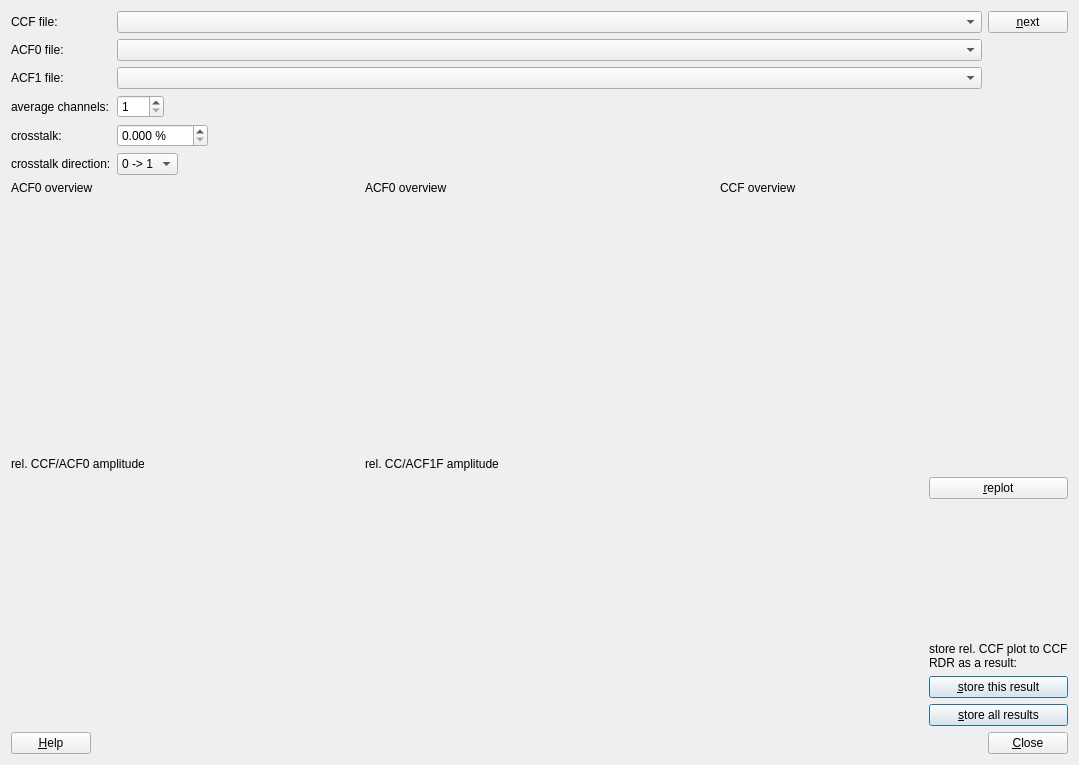
jkriege2/QuickFit3, file plugins/imfccsfit/qfimfccsrelativeccfcrosstalkdialog.ui: the form before one commit.
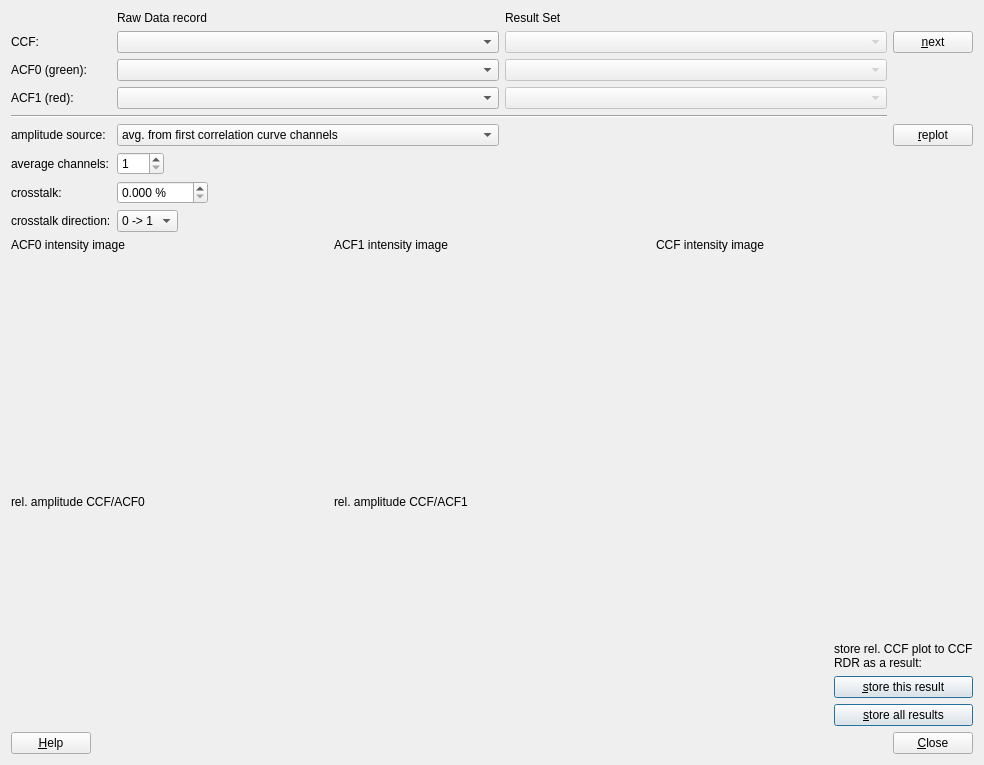
The form after the commit. Icons and pictures are not drawn. Custom widgets are drawn as their Qt base class.

The edit to the form file:
```diff
--- a/plugins/imfccsfit/qfimfccsrelativeccfcrosstalkdialog.ui
+++ b/plugins/imfccsfit/qfimfccsrelativeccfcrosstalkdialog.ui
@@ -6,7 +6,7 @@
    <rect>
     <x>0</x>
     <y>0</y>
-    <width>1079</width>
+    <width>984</width>
     <height>765</height>
    </rect>
   </property>
@@ -15,8 +15,8 @@
   </property>
   <layout class="QVBoxLayout" name="verticalLayout">
    <item>
-    <layout class="QGridLayout" name="gridLayout_3" columnstretch="0,0,0">
-     <item row="3" column="1">
+    <layout class="QGridLayout" name="gridLayout_3" columnstretch="0,1,1,0">
+     <item row="6" column="1">
       <layout class="QHBoxLayout" name="horizontalLayout_3">
        <item>
         <widget class="QSpinBox" name="spinAvg">
@@ -46,7 +46,7 @@
        </item>
       </layout>
      </item>
-     <item row="3" column="0">
+     <item row="6" column="0">
       <widget class="QLabel" name="label_6">
        <property name="text">
         <string>average channels:</string>
@@ -56,7 +56,7 @@
        </property>
       </widget>
      </item>
-     <item row="4" column="1">
+     <item row="7" column="1">
       <widget class="QWidget" name="widget" native="true">
        <property name="enabled">
         <bool>true</bool>
@@ -94,7 +94,7 @@
        </layout>
       </widget>
      </item>
-     <item row="5" column="0">
+     <item row="8" column="0">
       <widget class="QLabel" name="label_8">
        <property name="text">
         <string>crosstalk direction:</string>
@@ -104,7 +104,7 @@
        </property>
       </widget>
      </item>
-     <item row="4" column="0">
+     <item row="7" column="0">
       <widget class="QLabel" name="label_9">
        <property name="text">
         <string>crosstalk:</string>
@@ -114,7 +114,7 @@
        </property>
       </widget>
      </item>
-     <item row="0" column="2">
+     <item row="1" column="3">
       <widget class="QPushButton" name="btnNextCCF">
        <property name="text">
         <string>&amp;next</string>
@@ -125,7 +125,60 @@
        </property>
       </widget>
      </item>
-     <item row="5" column="1">
+     <item row="2" column="1">
+      <widget class="QFRDRComboBox" name="cmbACF0">
+       <property name="minimumSize">
+        <size>
+         <width>100</width>
+         <height>0</height>
+        </size>
+       </property>
+      </widget>
+     </item>
+     <item row="2" column="0">
+      <widget class="QLabel" name="label">
+       <property name="text">
+        <string>ACF0 (green):</string>
+       </property>
+       <property name="buddy">
+        <cstring>cmbACF0</cstring>
+       </property>
+      </widget>
+     </item>
+     <item row="1" column="0">
+      <widget class="QLabel" name="label_2">
+       <property name="text">
+        <string>CCF:</string>
+       </property>
+       <property name="buddy">
+        <cstring>cmbCCF</cstring>
+       </property>
+      </widget>
+     </item>
+     <item row="1" column="1">
+      <widget class="QFRDRComboBox" name="cmbCCF"/>
+     </item>
+     <item row="3" column="0">
+      <widget class="QLabel" name="label_10">
+       <property name="text">
+        <string>ACF1 (red):</string>
+       </property>
+       <property name="buddy">
+        <cstring>cmbACF0</cstring>
+       </property>
+      </widget>
+     </item>
+     <item row="3" column="1">
+      <widget class="QFRDRComboBox" name="cmbACF1">
+       <property name="minimumSize">
+        <size>
+         <width>100</width>
+         <height>0</height>
+        </size>
+       </property>
+      </widget>
+     </item>
+     <item row="8" column="1">
       <layout class="QHBoxLayout" name="horizontalLayout_4">
        <item>
         <widget class="QComboBox" name="cmbCrosstalkDirection">
@@ -156,166 +209,92 @@
        </item>
       </layout>
      </item>
-     <item row="2" column="1">
-      <widget class="QFRDRComboBox" name="cmbACF1">
-       <property name="minimumSize">
-        <size>
-         <width>100</width>
-         <height>0</height>
-        </size>
-       </property>
-      </widget>
-     </item>
-     <item row="2" column="0">
-      <widget class="QLabel" name="label_10">
-       <property name="text">
-        <string>ACF1 file:</string>
-       </property>
-       <property name="buddy">
-        <cstring>cmbACF0</cstring>
-       </property>
-      </widget>
-     </item>
-     <item row="1" column="1">
-      <widget class="QFRDRComboBox" name="cmbACF0">
-       <property name="minimumSize">
-        <size>
-         <width>100</width>
-         <height>0</height>
-        </size>
-       </property>
-      </widget>
-     </item>
-     <item row="1" column="0">
-      <widget class="QLabel" name="label">
-       <property name="text">
-        <string>ACF0 file:</string>
-       </property>
-       <property name="buddy">
-        <cstring>cmbACF0</cstring>
-       </property>
-      </widget>
-     </item>
-     <item row="0" column="0">
-      <widget class="QLabel" name="label_2">
-       <property name="text">
-        <string>CCF file:</string>
-       </property>
-       <property name="buddy">
-        <cstring>cmbCCF</cstring>
-       </property>
-      </widget>
-     </item>
-     <item row="0" column="1">
-      <widget class="QFRDRComboBox" name="cmbCCF"/>
-     </item>
-    </layout>
-   </item>
-   <item>
-    <layout class="QGridLayout" name="gridLayout" rowstretch="0,1,0,1" columnstretch="1,1,1">
-     <item row="0" column="0">
-      <widget class="QLabel" name="label_3">
-       <property name="text">
-        <string>ACF0 overview</string>
-       </property>
-       <property name="buddy">
-        <cstring>widOverviewACF0</cstring>
-       </property>
-      </widget>
-     </item>
-     <item row="1" column="0">
-      <widget class="QFRDRImageToRunPreview" name="widOverviewACF0" native="true">
-       <property name="minimumSize">
-        <size>
-         <width>100</width>
-         <height>100</height>
-        </size>
-       </property>
-      </widget>
-     </item>
-     <item row="2" column="0">
-      <widget class="QLabel" name="label_5">
-       <property name="text">
-        <string>rel. CCF/ACF0 amplitude</string>
-       </property>
-       <property name="buddy">
-        <cstring>pltData0</cstring>
-       </property>
-      </widget>
-     </item>
-     <item row="2" column="1">
-      <widget class="QLabel" name="label_12">
-       <property name="text">
-        <string>rel. CC/ACF1F amplitude</string>
-       </property>
-       <property name="buddy">
-        <cstring>pltData0</cstring>
+     <item row="2" column="2">
+      <widget class="QFResultsGroupComboBox" name="cmbACF0ResultSet">
+       <property name="enabled">
+        <bool>false</bool>
        </property>
       </widget>
      </item>
      <item row="1" column="2">
-      <widget class="QFRDRImageToRunPreview" name="widOverviewCCF" native="true">
-       <property name="minimumSize">
-        <size>
-         <width>100</width>
-         <height>100</height>
-        </size>
-       </property>
-      </widget>
-     </item>
-     <item row="1" column="1">
-      <widget class="QFRDRImageToRunPreview" name="widOverviewACF1" native="true">
-       <property name="minimumSize">
-        <size>
-         <width>100</width>
-         <height>100</height>
-        </size>
-       </property>
-      </widget>
-     </item>
-     <item row="0" column="1">
-      <widget class="QLabel" name="label_11">
-       <property name="text">
-        <string>ACF0 overview</string>
-       </property>
-       <property name="buddy">
-        <cstring>widOverviewACF0</cstring>
-       </property>
-      </widget>
-     </item>
-     <item row="0" column="2">
-      <widget class="QLabel" name="label_4">
-       <property name="text">
-        <string>CCF overview</string>
-       </property>
-       <property name="buddy">
-        <cstring>widOverviewCCF</cstring>
-       </property>
-      </widget>
-     </item>
-     <item row="3" column="0">
-      <widget class="QFPlotter" name="pltData0" native="true">
-       <property name="minimumSize">
-        <size>
-         <width>100</width>
-         <height>100</height>
-        </size>
+      <widget class="QFResultsGroupComboBox" name="cmbCCFResultSet">
+       <property name="enabled">
+        <bool>false</bool>
        </property>
       </widget>
      </item>
      <item row="3" column="2">
+      <widget class="QFResultsGroupComboBox" name="cmbACF1ResultSet">
+       <property name="enabled">
+        <bool>false</bool>
+       </property>
+      </widget>
+     </item>
+     <item row="4" column="0" colspan="3">
+      <widget class="Line" name="line">
+       <property name="orientation">
+        <enum>Qt::Horizontal</enum>
+       </property>
+      </widget>
+     </item>
+     <item row="0" column="1">
+      <widget class="QLabel" name="label_13">
+       <property name="text">
+        <string>Raw Data record</string>
+       </property>
+       <property name="buddy">
+        <cstring>cmbCCF</cstring>
+       </property>
+      </widget>
+     </item>
+     <item row="0" column="2">
+      <widget class="QLabel" name="label_14">
+       <property name="text">
+        <string>Result Set</string>
+       </property>
+       <property name="buddy">
+        <cstring>cmbCCF</cstring>
+       </property>
+      </widget>
+     </item>
+     <item row="5" column="0">
+      <widget class="QLabel" name="label_15">
+       <property name="text">
+        <string>amplitude source:</string>
+       </property>
+      </widget>
+     </item>
+     <item row="5" column="1">
+      <widget class="QComboBox" name="cmbAmplitudeSource">
+       <item>
+        <property name="text">
+         <string>avg. from first correlation curve channels</string>
+        </property>
+       </item>
+       <item>
+        <property name="text">
+         <string>g(0) from fit</string>
+        </property>
+       </item>
+      </widget>
+     </item>
+     <item row="5" column="3">
+      <widget class="QPushButton" name="btnReplot">
+       <property name="text">
+        <string>&amp;replot</string>
+       </property>
+       <property name="icon">
+        <iconset resource="../../lib/lib.qrc">
+         <normaloff>:/lib/refresh16.png</normaloff>:/lib/refresh16.png</iconset>
+       </property>
+      </widget>
+     </item>
+    </layout>
+   </item>
+   <item>
+    <layout class="QGridLayout" name="gridLayout" rowstretch="0,1,0,0,1" columnstretch="1,1,1">
+     <item row="4" column="2">
       <layout class="QGridLayout" name="gridLayout_2" columnstretch="1,0">
-       <item row="0" column="1">
-        <widget class="QPushButton" name="btnReplot">
-         <property name="text">
-          <string>&amp;replot</string>
-         </property>
-         <property name="icon">
-          <iconset resource="../../lib/lib.qrc">
-           <normaloff>:/lib/refresh16.png</normaloff>:/lib/refresh16.png</iconset>
-         </property>
-        </widget>
-       </item>
        <item row="1" column="1">
         <spacer name="verticalSpacer_2">
          <property name="orientation">
@@ -369,7 +348,47 @@
        </item>
       </layout>
      </item>
-     <item row="3" column="1">
+     <item row="0" column="1">
+      <widget class="QLabel" name="label_11">
+       <property name="text">
+        <string>ACF1 intensity image</string>
+       </property>
+       <property name="buddy">
+        <cstring>widOverviewACF0</cstring>
+       </property>
+      </widget>
+     </item>
+     <item row="1" column="1">
+      <widget class="QFRDRImageToRunPreview" name="widOverviewACF1" native="true">
+       <property name="minimumSize">
+        <size>
+         <width>100</width>
+         <height>100</height>
+        </size>
+       </property>
+      </widget>
+     </item>
+     <item row="4" column="0">
+      <widget class="QFPlotter" name="pltData0" native="true">
+       <property name="minimumSize">
+        <size>
+         <width>100</width>
+         <height>100</height>
+        </size>
+       </property>
+      </widget>
+     </item>
+     <item row="0" column="2">
+      <widget class="QLabel" name="label_4">
+       <property name="text">
+        <string>CCF intensity image</string>
+       </property>
+       <property name="buddy">
+        <cstring>widOverviewCCF</cstring>
+       </property>
+      </widget>
+     </item>
+     <item row="4" column="1">
       <widget class="QFPlotter" name="pltData1" native="true">
        <property name="minimumSize">
         <size>
@@ -379,6 +398,63 @@
        </property>
       </widget>
      </item>
+     <item row="3" column="0">
+      <widget class="QLabel" name="label_5">
+       <property name="text">
+        <string>rel. amplitude CCF/ACF0</string>
+       </property>
+       <property name="buddy">
+        <cstring>pltData0</cstring>
+       </property>
+      </widget>
+     </item>
+     <item row="1" column="0">
+      <widget class="QFRDRImageToRunPreview" name="widOverviewACF0" native="true">
+       <property name="minimumSize">
+        <size>
+         <width>100</width>
+         <height>100</height>
+        </size>
+       </property>
+      </widget>
+     </item>
+     <item row="0" column="0">
+      <widget class="QLabel" name="label_3">
+       <property name="text">
+        <string>ACF0 intensity image</string>
+       </property>
+       <property name="buddy">
+        <cstring>widOverviewACF0</cstring>
+       </property>
+      </widget>
+     </item>
+     <item row="3" column="1">
+      <widget class="QLabel" name="label_12">
+       <property name="text">
+        <string>rel. amplitude CCF/ACF1 </string>
+       </property>
+       <property name="buddy">
+        <cstring>pltData0</cstring>
+       </property>
+      </widget>
+     </item>
+     <item row="1" column="2">
+      <widget class="QFRDRImageToRunPreview" name="widOverviewCCF" native="true">
+       <property name="minimumSize">
+        <size>
+         <width>100</width>
+         <height>100</height>
+        </size>
+       </property>
+      </widget>
+     </item>
+     <item row="2" column="0" colspan="2">
+      <widget class="QLabel" name="labError">
+       <property name="text">
+        <string/>
+       </property>
+      </widget>
+     </item>
     </layout>
    </item>
    <item>
@@ -440,6 +516,14 @@
    <header>qfrdrimagetorunpreview.h</header>
    <container>1</container>
   </customwidget>
+  <customwidget>
+   <class>QFResultsGroupComboBox</class>
+   <extends>QComboBox</extends>
+   <header>qfresultsgroupcombobox.h</header>
+   <slots>
+    <slot>setRDR(QFRawDataRecord*)</slot>
+   </slots>
+  </customwidget>
  </customwidgets>
  <tabstops>
   <tabstop>cmbCCF</tabstop>
```
Left out of the diff: 115 changed lines with no effect on the pictures.
